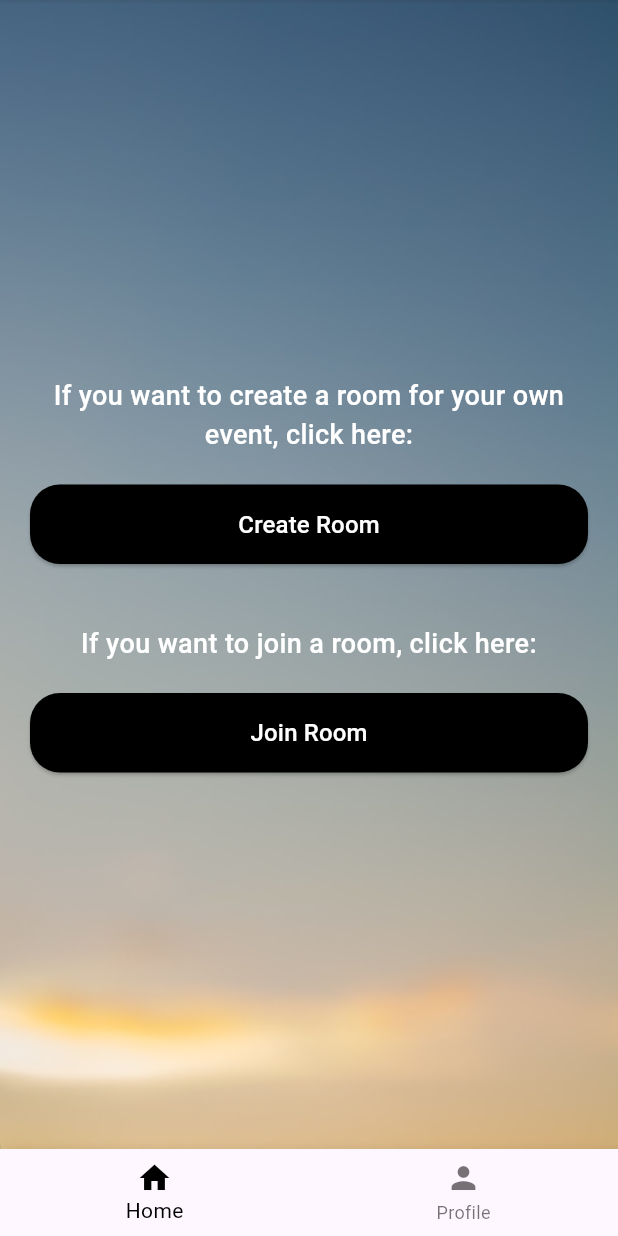
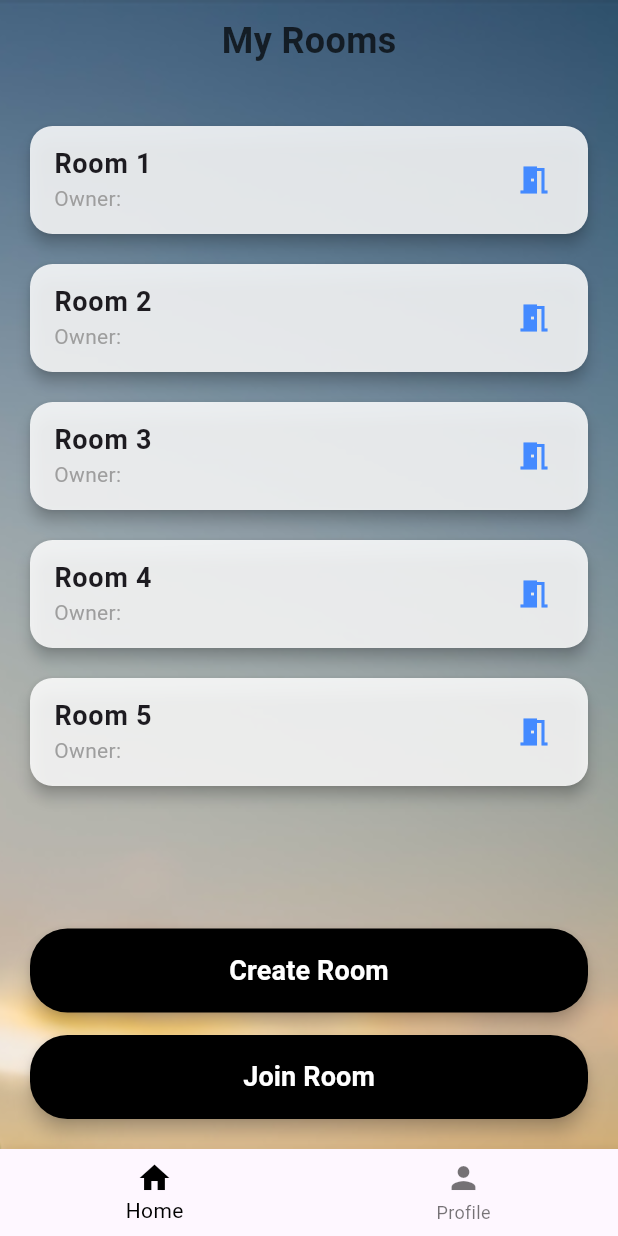
Before and after one commit to MuhammadTahmidurRahman/CSE-299-FACE-RECPGNITION-APP, a Flutter app: the CreateOrJoinRoomPage screen opened directly, on a phone screen of 412 x 824 dp. Run offline on Flutter 3.47's test engine with Material 3 defaults, Android fonts, the phone set to English and light mode, and no system bars; our stand-ins replace firebase_auth, firebase_core, firebase_storage, google_sign_in, image_picker, permission_handler and 1 more; missing offline and left inert: mobile_scanner; accounts and stored records are empty.

Commit message:
implemented event room page into create and join room page

```diff
--- a/lib/createorjoinroom.dart
+++ b/lib/createorjoinroom.dart
@@ -1,4 +1,5 @@
 import 'package:flutter/material.dart';
+import 'package:firebase_auth/firebase_auth.dart'; // Import for Firebase Authentication
 import 'create_event.dart';  // Create Event Page
 import 'join_event.dart';  // Join Event Page
 import 'profile.dart';  // Profile Page
@@ -10,6 +11,8 @@ class CreateOrJoinRoomPage extends StatefulWidget {
 
 class _CreateOrJoinRoomPageState extends State<CreateOrJoinRoomPage> {
   int _selectedIndex = 0;
+  final User? user = FirebaseAuth.instance.currentUser; // Get the current logged-in user
+  List<String> rooms = ['Room 1', 'Room 2', 'Room 3', 'Room 4', 'Room 5']; // Sample room data
 
   // Function to handle bottom navigation bar tap
   void _onItemTapped(int index) {
@@ -36,24 +39,38 @@ class _CreateOrJoinRoomPageState extends State<CreateOrJoinRoomPage> {
             fit: BoxFit.cover,
           ),
           SafeArea(
-            child: Padding(
-              padding: const EdgeInsets.symmetric(horizontal: 20.0),
             child: Column(
-                mainAxisAlignment: MainAxisAlignment.center,
-                crossAxisAlignment: CrossAxisAlignment.center,
               children: [
-                  // Description for Create Room
-                  Text(
-                    'If you want to create a room for your own event, click here:',
+                // Header section
+                Container(
+                  color: Colors.transparent,
+                  padding: EdgeInsets.symmetric(vertical: 10),
+                  child: Center(
+                    child: Text(
+                      'My Rooms',
                       style: TextStyle(
-                      color: Colors.white,
-                      fontSize: 18,
-                      fontWeight: FontWeight.w500,
+                        color: Colors.black.withOpacity(0.7),
+                        fontSize: 24,
+                        fontWeight: FontWeight.bold,
                       ),
-                    textAlign: TextAlign.center,
                     ),
-                  SizedBox(height: 20),
-                  // Create Room Button
+                  ),
+                ),
+                // Scrollable room list section
+                Expanded(
+                  child: ListView.builder(
+                    padding: EdgeInsets.all(20),
+                    itemCount: rooms.length,
+                    itemBuilder: (context, index) {
+                      return _buildRoomCard(rooms[index], user?.displayName ?? 'Unknown Owner');
+                    },
+                  ),
+                ),
+                // Create and Join buttons section
+                Padding(
+                  padding: const EdgeInsets.all(20.0),
+                  child: Column(
+                    children: [
                       ElevatedButton(
                         onPressed: () {
                           // Navigate to Create Event page
@@ -66,29 +83,22 @@ class _CreateOrJoinRoomPageState extends State<CreateOrJoinRoomPage> {
                           backgroundColor: Colors.black,
                           padding: EdgeInsets.symmetric(vertical: 15),
                           shape: RoundedRectangleBorder(
-                        borderRadius: BorderRadius.circular(20),
+                            borderRadius: BorderRadius.circular(25),
                           ),
+                          elevation: 5,
                         ),
                         child: Center(
                           child: Text(
                             'Create Room',
-                        style: TextStyle(color: Colors.white, fontSize: 16),
+                            style: TextStyle(
+                              color: Colors.white,
+                              fontSize: 18,
+                              fontWeight: FontWeight.bold,
                             ),
                           ),
                         ),
-                  SizedBox(height: 40),
-                  // Description for Join Room
-                  Text(
-                    'If you want to join a room, click here:',
-                    style: TextStyle(
-                      color: Colors.white,
-                      fontSize: 18,
-                      fontWeight: FontWeight.w500,
                       ),
-                    textAlign: TextAlign.center,
-                  ),
-                  SizedBox(height: 20),
-                  // Join Room Button
+                      SizedBox(height: 15),
                       ElevatedButton(
                         onPressed: () {
                           // Navigate to Join Event page
@@ -101,23 +111,29 @@ class _CreateOrJoinRoomPageState extends State<CreateOrJoinRoomPage> {
                           backgroundColor: Colors.black,
                           padding: EdgeInsets.symmetric(vertical: 15),
                           shape: RoundedRectangleBorder(
-                        borderRadius: BorderRadius.circular(20),
+                            borderRadius: BorderRadius.circular(25),
                           ),
+                          elevation: 5,
                         ),
                         child: Center(
                           child: Text(
                             'Join Room',
-                        style: TextStyle(color: Colors.white, fontSize: 16),
+                            style: TextStyle(
+                              color: Colors.white,
+                              fontSize: 18,
+                              fontWeight: FontWeight.bold,
+                            ),
                           ),
                         ),
                       ),
                     ],
                   ),
                 ),
+              ],
+            ),
           ),
         ],
       ),
-      // Bottom Navigation Bar
       bottomNavigationBar: BottomNavigationBar(
         items: const <BottomNavigationBarItem>[
           BottomNavigationBarItem(
@@ -135,4 +151,30 @@ class _CreateOrJoinRoomPageState extends State<CreateOrJoinRoomPage> {
       ),
     );
   }
+
+  // Helper function to build room cards
+  Widget _buildRoomCard(String roomName, String ownerName) {
+    return Card(
+      color: Colors.white.withOpacity(0.85),
+      margin: EdgeInsets.symmetric(vertical: 10),
+      elevation: 4,
+      shape: RoundedRectangleBorder(
+        borderRadius: BorderRadius.circular(15),
+      ),
+      child: ListTile(
+        title: Text(
+          roomName,
+          style: TextStyle(
+            fontWeight: FontWeight.bold,
+            fontSize: 18,
+          ),
+        ),
+        subtitle: Text(
+          'Owner: $ownerName',
+          style: TextStyle(color: Colors.grey),
+        ),
+        trailing: Icon(Icons.meeting_room, color: Colors.blueAccent),
+      ),
+    );
   }
+}
```
Lines whose indentation alone changed are shown as unchanged.
